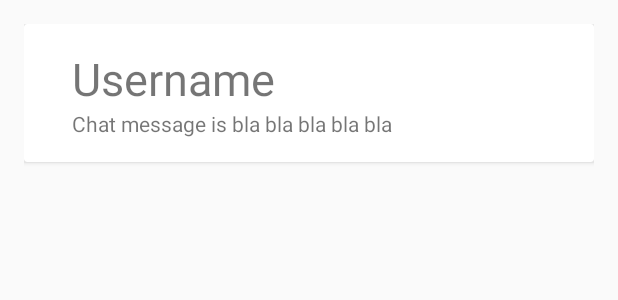
After one commit to zurche/mvp-firebase, an Android app: the layout chat_message_layout.xml on its own in the app's theme, with its tools: preview values and no code run, on a phone screen of 412 x 824 dp. The commit adds this screen. Shown: the top 300 px of the screen. Run offline under Robolectric (Android 15) with nearby library versions, the phone set to English and light mode, and no system bars.

Commit message:
Updating chat message into firebase logic and UI

```diff
--- a/app/build.gradle
+++ b/app/build.gradle
@@ -24,6 +24,8 @@ dependencies {
     compile fileTree(dir: 'libs', include: ['*.jar'])
     testCompile 'junit:junit:4.12'
     compile 'com.android.support:appcompat-v7:23.4.0'
+    compile 'com.android.support:cardview-v7:23.0.+'
+    compile 'com.android.support:recyclerview-v7:23.0.+'
 
     compile 'com.google.firebase:firebase-database:9.8.0'
 
--- /dev/null
+++ b/app/src/main/res/layout/chat_message_layout.xml
@@ -0,0 +1,47 @@
+<?xml version="1.0" encoding="utf-8"?>
+<LinearLayout xmlns:android="http://schemas.android.com/apk/res/android"
+    android:layout_width="match_parent"
+    android:layout_height="match_parent"
+    xmlns:tools="http://schemas.android.com/tools"
+    android:padding="16dp">
+
+    <android.support.v7.widget.CardView
+        android:id="@+id/cv"
+        android:layout_width="match_parent"
+        android:layout_height="wrap_content">
+
+        <RelativeLayout
+            android:layout_width="match_parent"
+            android:layout_height="wrap_content"
+            android:padding="16dp">
+
+            <ImageView
+                android:id="@+id/sender_profile_pic"
+                android:layout_width="wrap_content"
+                android:layout_height="wrap_content"
+                android:layout_alignParentLeft="true"
+                android:layout_alignParentTop="true"
+                android:layout_marginRight="16dp" />
+
+            <TextView
+                android:id="@+id/chat_sender_name"
+                android:layout_width="wrap_content"
+                android:layout_height="wrap_content"
+                android:layout_alignParentTop="true"
+                android:layout_toRightOf="@+id/sender_profile_pic"
+                android:textSize="30sp"
+                tools:text="Username"/>
+
+            <TextView
+                android:id="@+id/chat_message"
+                android:layout_width="wrap_content"
+                android:layout_height="wrap_content"
+                android:layout_below="@+id/chat_sender_name"
+                android:layout_toRightOf="@+id/sender_profile_pic"
+                tools:text="Chat message is bla bla bla bla bla"/>
+
+        </RelativeLayout>
+
+    </android.support.v7.widget.CardView>
+
+</LinearLayout>
```
Also changed, not shown: app/src/main/java/com/example/zurcher/firebaseexample/chat/ChatContract.java (+6 -4 lines), app/src/main/java/com/example/zurcher/firebaseexample/chat/model/Chat.java (deleted, +0 -36 lines), app/src/main/java/com/example/zurcher/firebaseexample/chat/model/ChatMessage.java (added, +44 -0 lines), app/src/main/java/com/example/zurcher/firebaseexample/chat/presenter/ChatInteractor.java (+16 -19 lines), app/src/main/java/com/example/zurcher/firebaseexample/chat/presenter/ChatPresenter.java (+6 -4 lines), app/src/main/java/com/example/zurcher/firebaseexample/chat/view/ChatActivity.java (+17 -9 lines), app/src/main/java/com/example/zurcher/firebaseexample/chat/view/ChatListAdapter.java (added, +67 -0 lines), app/src/main/java/com/example/zurcher/firebaseexample/login/LoginContract.java (added, +15 -0 lines), app/src/main/res/layout/activity_main.xml (+12 -1 lines).
